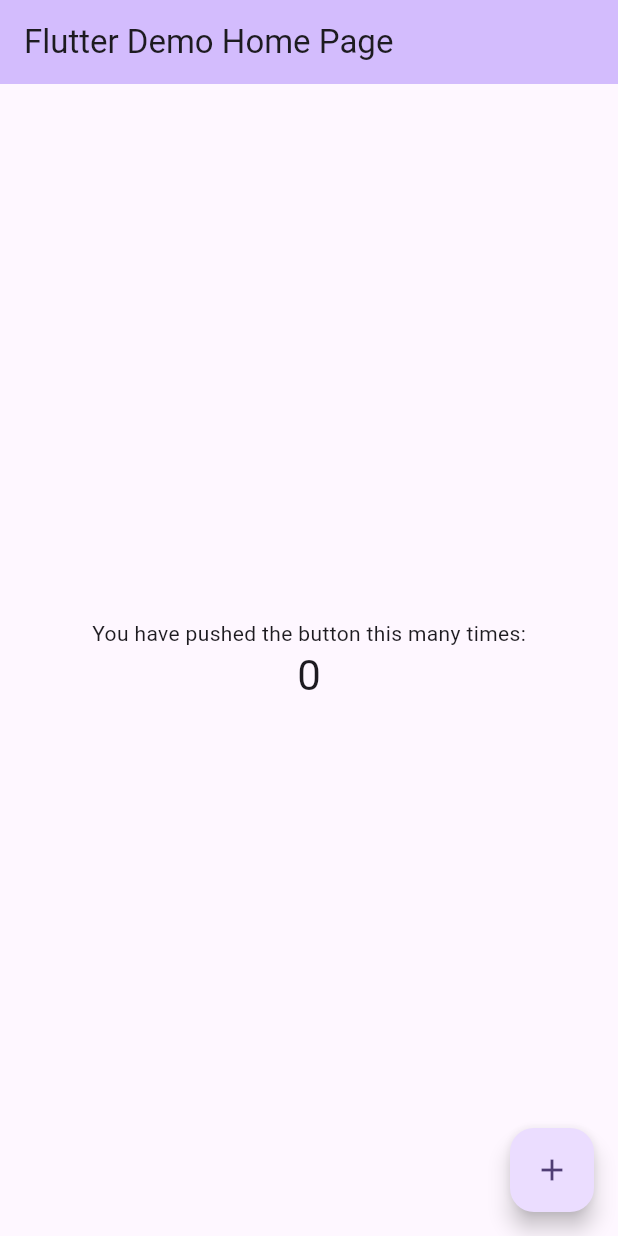
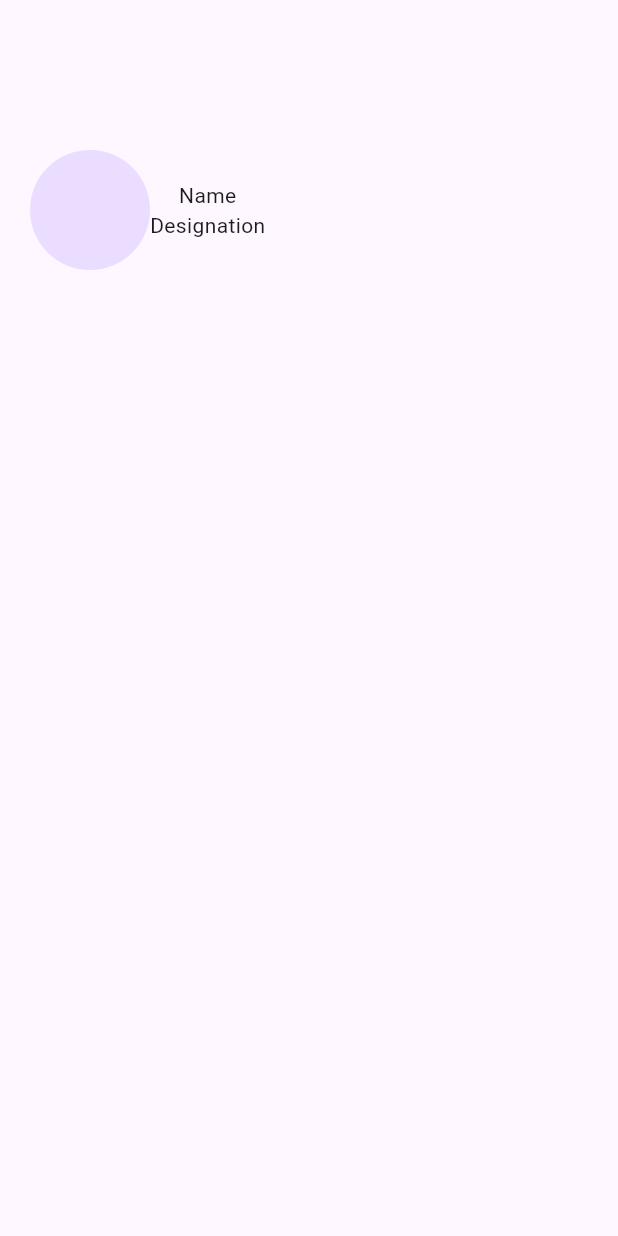
Before and after one commit to UjasBhatt10/Portfolio_App, a Flutter app: the screen it shows after launch, on a phone screen of 412 x 824 dp. Run offline on Flutter 3.47's test engine with Material 3 defaults, Android fonts, the phone set to English and light mode, and no system bars.

Commit message:
MyPortfolioApp#2

```diff
--- a/lib/main.dart
+++ b/lib/main.dart
@@ -1,125 +1,37 @@
 import 'package:flutter/material.dart';
 
 void main() {
-  runApp(const MyApp());
+  runApp(MaterialApp(
+    home: Home(),
+  ));
 }
 
-class MyApp extends StatelessWidget {
-  const MyApp({super.key});
+class Home extends StatelessWidget {
+  const Home({super.key});
 
-  // This widget is the root of your application.
   @override
   Widget build(BuildContext context) {
-    return MaterialApp(
-      title: 'Flutter Demo',
-      theme: ThemeData(
-        // This is the theme of your application.
-        //
-        // TRY THIS: Try running your application with "flutter run". You'll see
-        // the application has a purple toolbar. Then, without quitting the app,
-        // try changing the seedColor in the colorScheme below to Colors.green
-        // and then invoke "hot reload" (save your changes or press the "hot
-        // reload" button in a Flutter-supported IDE, or press "r" if you used
-        // the command line to start the app).
-        //
-        // Notice that the counter didn't reset back to zero; the application
-        // state is not lost during the reload. To reset the state, use hot
-        // restart instead.
-        //
-        // This works for code too, not just values: Most code changes can be
-        // tested with just a hot reload.
-        colorScheme: ColorScheme.fromSeed(seedColor: Colors.deepPurple),
-        useMaterial3: true,
+    return Scaffold(
+      body: Padding(
+        padding: const EdgeInsets.only(top: 100.0, left: 20.0),
+        child: Column(
+          children: <Widget>[
+            Row(
+              children: <Widget>[
+                CircleAvatar(
+                  radius: 40,
+                ),
+                Column(
+                  children: <Widget>[
+                    Text("Name"),
+                    Text("Designation"),
+                  ],
+                )
+              ],
+            )
+          ],
+        ),
       ),
-      home: const MyHomePage(title: 'Flutter Demo Home Page'),
     );
   }
 }
-
-class MyHomePage extends StatefulWidget {
-  const MyHomePage({super.key, required this.title});
-
-  // This widget is the home page of your application. It is stateful, meaning
-  // that it has a State object (defined below) that contains fields that affect
-  // how it looks.
-
-  // This class is the configuration for the state. It holds the values (in this
-  // case the title) provided by the parent (in this case the App widget) and
-  // used by the build method of the State. Fields in a Widget subclass are
-  // always marked "final".
-
-  final String title;
-
-  @override
-  State<MyHomePage> createState() => _MyHomePageState();
-}
-
-class _MyHomePageState extends State<MyHomePage> {
-  int _counter = 0;
-
-  void _incrementCounter() {
-    setState(() {
-      // This call to setState tells the Flutter framework that something has
-      // changed in this State, which causes it to rerun the build method below
-      // so that the display can reflect the updated values. If we changed
-      // _counter without calling setState(), then the build method would not be
-      // called again, and so nothing would appear to happen.
-      _counter++;
-    });
-  }
-
-  @override
-  Widget build(BuildContext context) {
-    // This method is rerun every time setState is called, for instance as done
-    // by the _incrementCounter method above.
-    //
-    // The Flutter framework has been optimized to make rerunning build methods
-    // fast, so that you can just rebuild anything that needs updating rather
-    // than having to individually change instances of widgets.
-    return Scaffold(
-      appBar: AppBar(
-        // TRY THIS: Try changing the color here to a specific color (to
-        // Colors.amber, perhaps?) and trigger a hot reload to see the AppBar
-        // change color while the other colors stay the same.
-        backgroundColor: Theme.of(context).colorScheme.inversePrimary,
-        // Here we take the value from the MyHomePage object that was created by
-        // the App.build method, and use it to set our appbar title.
-        title: Text(widget.title),
-      ),
-      body: Center(
-        // Center is a layout widget. It takes a single child and positions it
-        // in the middle of the parent.
-        child: Column(
-          // Column is also a layout widget. It takes a list of children and
-          // arranges them vertically. By default, it sizes itself to fit its
-          // children horizontally, and tries to be as tall as its parent.
-          //
-          // Column has various properties to control how it sizes itself and
-          // how it positions its children. Here we use mainAxisAlignment to
-          // center the children vertically; the main axis here is the vertical
-          // axis because Columns are vertical (the cross axis would be
-          // horizontal).
-          //
-          // TRY THIS: Invoke "debug painting" (choose the "Toggle Debug Paint"
-          // action in the IDE, or press "p" in the console), to see the
-          // wireframe for each widget.
-          mainAxisAlignment: MainAxisAlignment.center,
-          children: <Widget>[
-            const Text(
-              'You have pushed the button this many times:',
-            ),
-            Text(
-              '$_counter',
-              style: Theme.of(context).textTheme.headlineMedium,
-            ),
-          ],
-        ),
-      ),
-      floatingActionButton: FloatingActionButton(
-        onPressed: _incrementCounter,
-        tooltip: 'Increment',
-        child: const Icon(Icons.add),
-      ), // This trailing comma makes auto-formatting nicer for build methods.
-    );
-  }
-}
```
